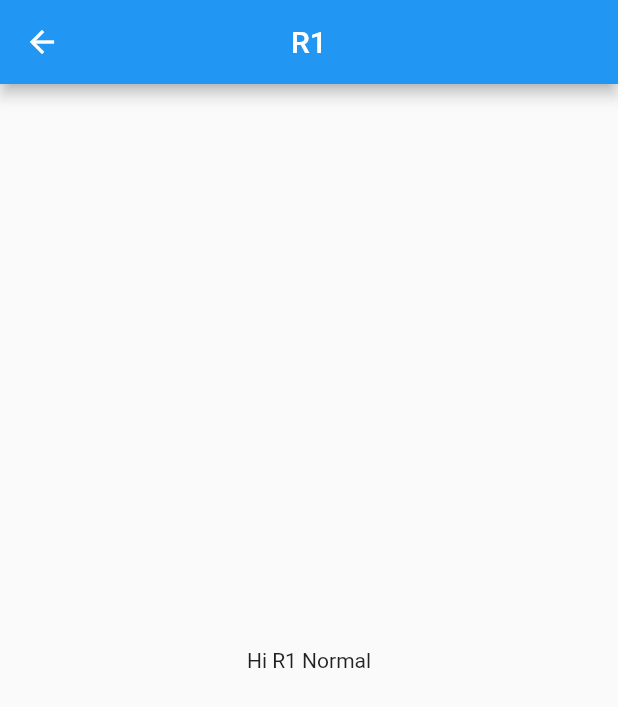
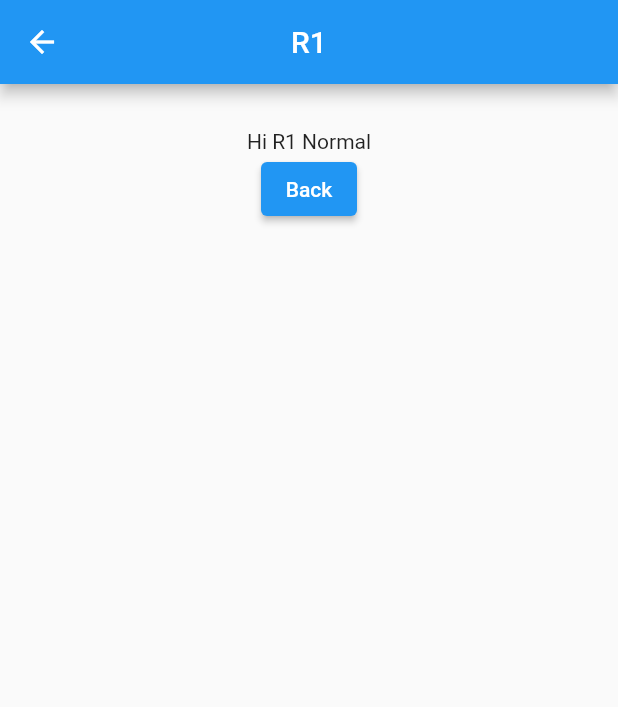
Before and after one commit to thura-aung-dev/DEV_X02, a Flutter app: the R1Page screen opened directly, on a phone screen of 412 x 824 dp. Shown: the top 707 px of the screen. Run offline on Flutter 3.47's test engine with Material 2 defaults, Android fonts, the phone set to English and light mode, and no system bars; our stand-ins replace get.

Commit message:
insert back route

```diff
--- a/lib/widgets/r1_widget.dart
+++ b/lib/widgets/r1_widget.dart
@@ -1,4 +1,5 @@
 import 'package:flutter/material.dart';
+import 'package:get/get.dart';
 
 class R1Page extends StatelessWidget {
   const R1Page({super.key});
@@ -11,8 +12,17 @@ class R1Page extends StatelessWidget {
           title: const Text('R1'),
           centerTitle: true,
         ),
-        body: const Center(
-          child: Text('Hi R1 Normal'),
+        body:  Padding(
+          padding: const EdgeInsets.only(top: 30),
+          child: Center(
+            child: Column(
+              children: [
+                const Text('Hi R1 Normal'),
+                ElevatedButton(onPressed: ()=>Get.back(),
+                    child:const Text('Back'))
+              ],
+            ),
+          ),
         ));
   }
 }
```
Also changed, not shown: lib/widgets/r2_page.dart (+12 -3 lines), lib/widgets/r3_page.dart (+12 -2 lines), lib/widgets/r4_page.dart (+12 -2 lines).
